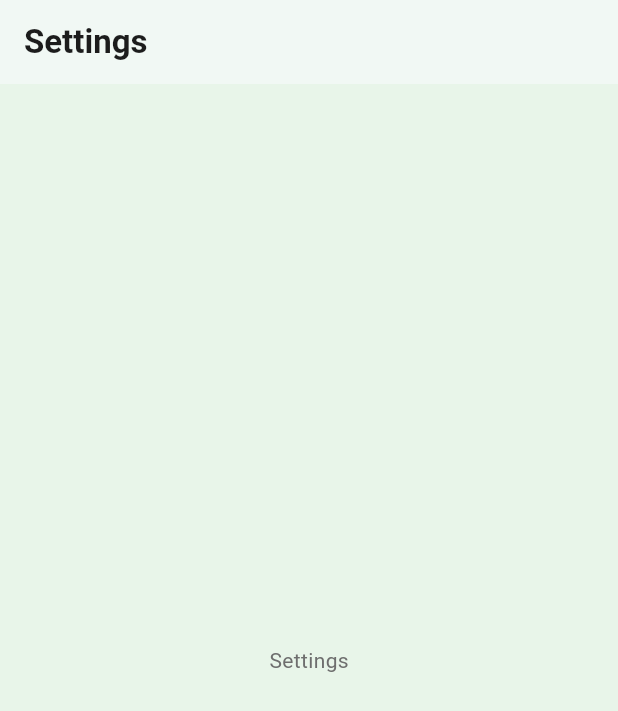
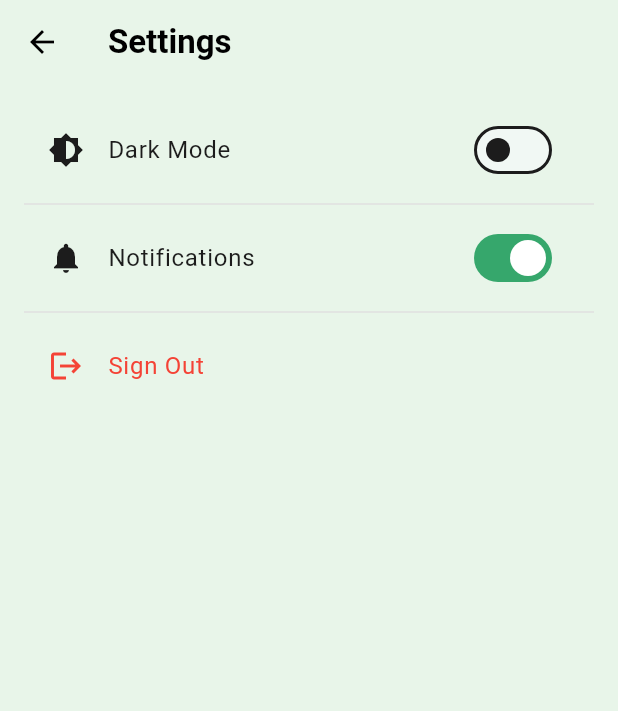
Before and after one commit to hamzashah007/Al-Athar, a Flutter app: the SettingsScreen screen opened by its route, on a phone screen of 412 x 824 dp. Shown: the top 711 px of the screen. Run offline on Flutter 3.47's test engine with Material 3 defaults, Android fonts, the phone set to English and light mode, and no system bars; our stand-ins replace cloud_firestore, firebase_auth, firebase_core, flutter_dotenv, flutter_riverpod, flutter_svg and 4 more; accounts and stored records are empty; Roboto replaces fonts that are missing (Montserrat).

Commit message:
More Pages Added

```diff
--- a/lib/app/app.dart
+++ b/lib/app/app.dart
@@ -1,32 +1,23 @@
 import 'package:flutter/material.dart';
 import 'package:go_router/go_router.dart';
+import 'package:flutter_riverpod/flutter_riverpod.dart';
+import '../providers/settings_provider.dart';
 import 'routes.dart';
 import 'theme.dart';
 
-class AlAtharApp extends StatefulWidget {
+final _router = createAppRouter();
+
+class AlAtharApp extends ConsumerWidget {
   const AlAtharApp({Key? key}) : super(key: key);
 
   @override
-  State<AlAtharApp> createState() => _AlAtharAppState();
-}
-
-class _AlAtharAppState extends State<AlAtharApp> {
-  // Create router in state so it's recreated on hot restart
-  late final GoRouter _router;
-
-  @override
-  void initState() {
-    super.initState();
-    _router = createAppRouter();
-  }
-
-  @override
-  Widget build(BuildContext context) {
+  Widget build(BuildContext context, WidgetRef ref) {
+    final isDarkMode = ref.watch(settingsProvider.select((s) => s.isDarkMode));
     return MaterialApp.router(
       title: 'Al-Athar',
       theme: appTheme,
       darkTheme: darkAppTheme,
-      themeMode: ThemeMode.system,
+      themeMode: isDarkMode ? ThemeMode.dark : ThemeMode.light,
       routerConfig: _router,
       debugShowCheckedModeBanner: false,
     );
--- a/lib/app/routes.dart
+++ b/lib/app/routes.dart
@@ -6,6 +6,7 @@ import '../screens/home/home_screen.dart';
 import '../screens/bookmarks/bookmarks_screen.dart';
 import '../screens/profile/profile_screen.dart';
 import '../screens/settings/settings_screen.dart';
+import '../screens/notifications/notifications_screen.dart';
 
 // Create a new router instance each time the app starts
 GoRouter createAppRouter() {
@@ -34,6 +35,10 @@ GoRouter createAppRouter() {
         path: '/settings',
         builder: (context, state) => const SettingsScreen(),
       ),
+      GoRoute(
+        path: '/notifications',
+        builder: (context, state) => const NotificationsScreen(),
+      ),
     ],
   );
 }
--- a/lib/providers/home_provider.dart
+++ b/lib/providers/home_provider.dart
@@ -0,0 +1,4 @@
+import 'package:flutter_riverpod/flutter_riverpod.dart';
+
+/// Provider for bottom navigation index (shared)
+final bottomNavIndexProvider = StateProvider<int>((ref) => 0);
--- a/lib/screens/bookmarks/bookmarks_screen.dart
+++ b/lib/screens/bookmarks/bookmarks_screen.dart
@@ -1,4 +1,7 @@
 import 'package:flutter/material.dart';
+import 'package:flutter_riverpod/flutter_riverpod.dart';
+import 'package:go_router/go_router.dart';
+import '../../providers/home_provider.dart';
 
 class BookmarksScreen extends StatelessWidget {
   const BookmarksScreen({Key? key}) : super(key: key);
@@ -6,7 +9,21 @@ class BookmarksScreen extends StatelessWidget {
   @override
   Widget build(BuildContext context) {
     return Scaffold(
-      appBar: AppBar(title: const Text('Bookmarks')),
+      appBar: AppBar(
+        title: Text('Bookmarks', style: TextStyle(color: Theme.of(context).brightness == Brightness.dark ? Colors.white : Colors.black)),
+        backgroundColor: Theme.of(context).colorScheme.background,
+        foregroundColor: Theme.of(context).brightness == Brightness.dark ? Colors.white : Colors.black,
+        elevation: 0,
+        iconTheme: IconThemeData(color: Theme.of(context).brightness == Brightness.dark ? Colors.white : Colors.black),
+        leading: IconButton(
+          icon: Icon(Icons.arrow_back, color: Theme.of(context).brightness == Brightness.dark ? Colors.white : Colors.black),
+          onPressed: () {
+            final container = ProviderScope.containerOf(context, listen: false);
+            container.read(bottomNavIndexProvider.notifier).state = 0;
+            context.go('/home');
+          },
+        ),
+      ),
       body: const Center(child: Text('Bookmarked Places')),
     );
   }
--- a/lib/screens/settings/settings_screen.dart
+++ b/lib/screens/settings/settings_screen.dart
@@ -1,13 +1,69 @@
 import 'package:flutter/material.dart';
+import 'package:flutter_riverpod/flutter_riverpod.dart';
+import 'package:go_router/go_router.dart';
+import '../../providers/auth_provider.dart';
+import '../../providers/settings_provider.dart';
+import '../../providers/home_provider.dart';
 
-class SettingsScreen extends StatelessWidget {
+class SettingsScreen extends ConsumerWidget {
   const SettingsScreen({Key? key}) : super(key: key);
 
   @override
-  Widget build(BuildContext context) {
+  Widget build(BuildContext context, WidgetRef ref) {
+    // Example settings state (replace with real provider logic as needed)
+    final isDarkMode = ref.watch(settingsProvider.select((s) => s.isDarkMode));
+    final notificationsEnabled = ref.watch(settingsProvider.select((s) => s.notificationsEnabled));
+    final authRepo = ref.read(authRepositoryProvider);
+
     return Scaffold(
-      appBar: AppBar(title: const Text('Settings')),
-      body: const Center(child: Text('Settings')),
+      appBar: AppBar(
+        title: Text('Settings', style: TextStyle(color: Theme.of(context).brightness == Brightness.dark ? Colors.white : Colors.black)),
+        backgroundColor: Theme.of(context).colorScheme.background,
+        foregroundColor: Theme.of(context).brightness == Brightness.dark ? Colors.white : Colors.black,
+        elevation: 0,
+        iconTheme: IconThemeData(color: Theme.of(context).brightness == Brightness.dark ? Colors.white : Colors.black),
+        leading: IconButton(
+          icon: Icon(Icons.arrow_back, color: Theme.of(context).brightness == Brightness.dark ? Colors.white : Colors.black),
+          onPressed: () {
+            final container = ProviderScope.containerOf(context, listen: false);
+            container.read(bottomNavIndexProvider.notifier).state = 0;
+            context.go('/home');
+          },
+        ),
+      ),
+      body: ListView(
+        padding: const EdgeInsets.all(16),
+        children: [
+          ListTile(
+            leading: const Icon(Icons.brightness_6),
+            title: const Text('Dark Mode'),
+            trailing: Switch(
+              value: isDarkMode,
+              onChanged: (val) => ref.read(settingsProvider.notifier).toggleDarkMode(),
+            ),
+          ),
+          const Divider(),
+          ListTile(
+            leading: const Icon(Icons.notifications),
+            title: const Text('Notifications'),
+            trailing: Switch(
+              value: notificationsEnabled,
+              onChanged: (val) => ref.read(settingsProvider.notifier).toggleNotifications(),
+            ),
+          ),
+          const Divider(),
+          ListTile(
+            leading: const Icon(Icons.logout, color: Colors.red),
+            title: const Text('Sign Out', style: TextStyle(color: Colors.red)),
+            onTap: () async {
+              await authRepo.signOut();
+              if (context.mounted) {
+                Navigator.of(context).pushNamedAndRemoveUntil('/signin', (r) => false);
+              }
+            },
+          ),
+        ],
+      ),
     );
   }
 }
--- a/pubspec.yaml
+++ b/pubspec.yaml
@@ -38,6 +38,7 @@ dependencies:
   flutter_riverpod: ^2.0.0
   go_router: ^13.0.0
   google_maps_flutter: ^2.5.0
+  shared_preferences: ^2.2.2
   flutter_dotenv: ^5.1.0
   firebase_core: ^3.0.0
   cloud_firestore: ^5.0.0
```
Also changed, not shown: lib/providers/settings_provider.dart (+49 -0 lines), lib/screens/home/home_screen.dart (+24 -4 lines), lib/screens/home/map_view.dart (+24 -3 lines), lib/screens/notifications/notifications_screen.dart (added, +61 -0 lines), pubspec.lock, 2 other files.
